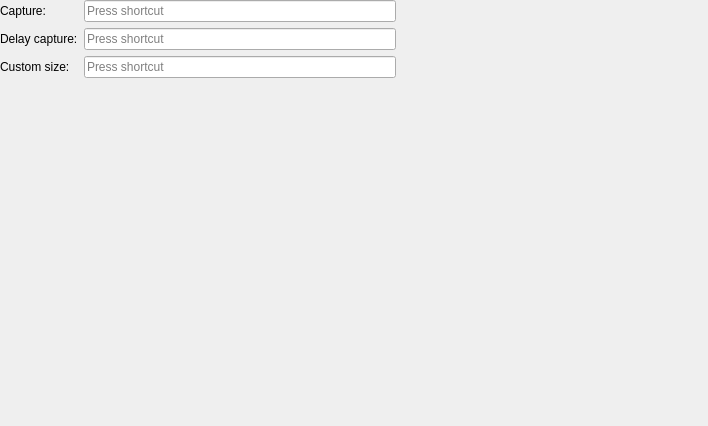
Old version of the form src/ui/composite_widgets/hotkeys.ui in the repository XMuli/SunnyCapturer.
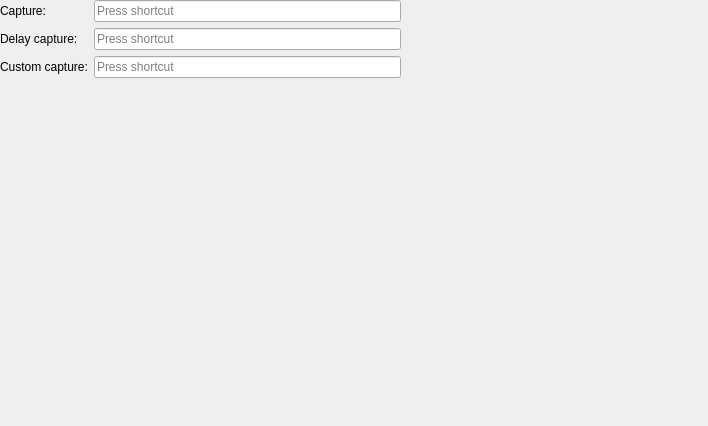
New version of the form. Custom widgets are drawn as their Qt base class.

```diff
--- a/src/ui/composite_widgets/hotkeys.ui
+++ b/src/ui/composite_widgets/hotkeys.ui
@@ -67,7 +67,7 @@
       <item row="2" column="0">
        <widget class="QLabel" name="label_4">
         <property name="text">
-         <string>Custom size:</string>
+         <string>Custom capture:</string>
         </property>
        </widget>
       </item>
```
